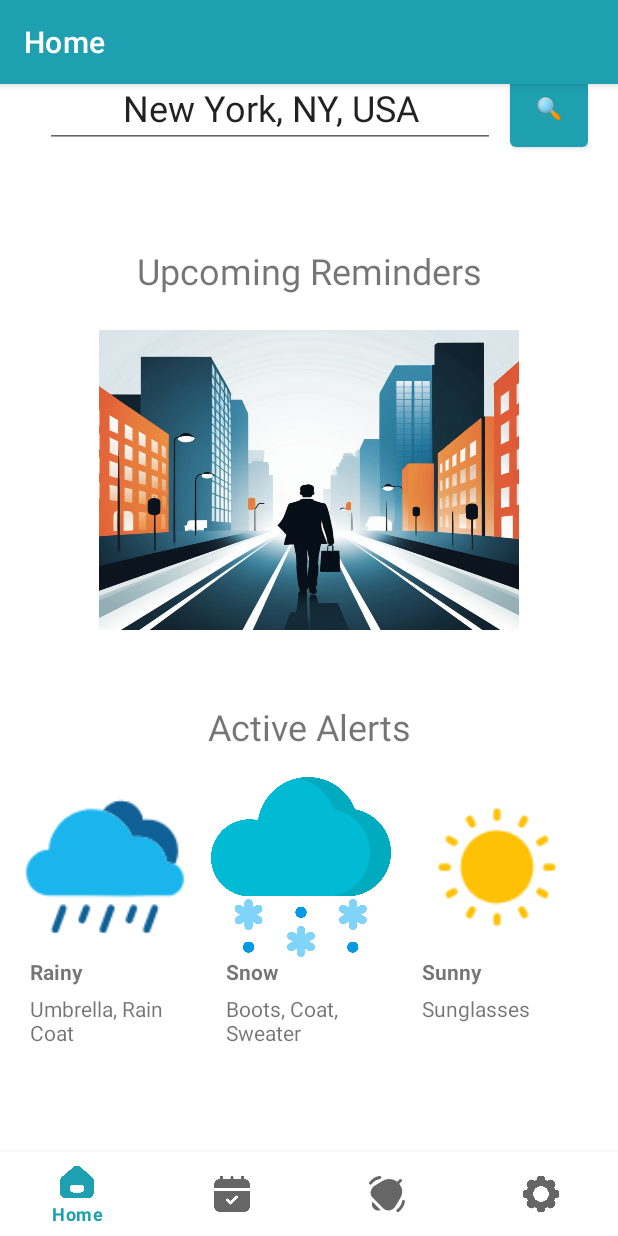
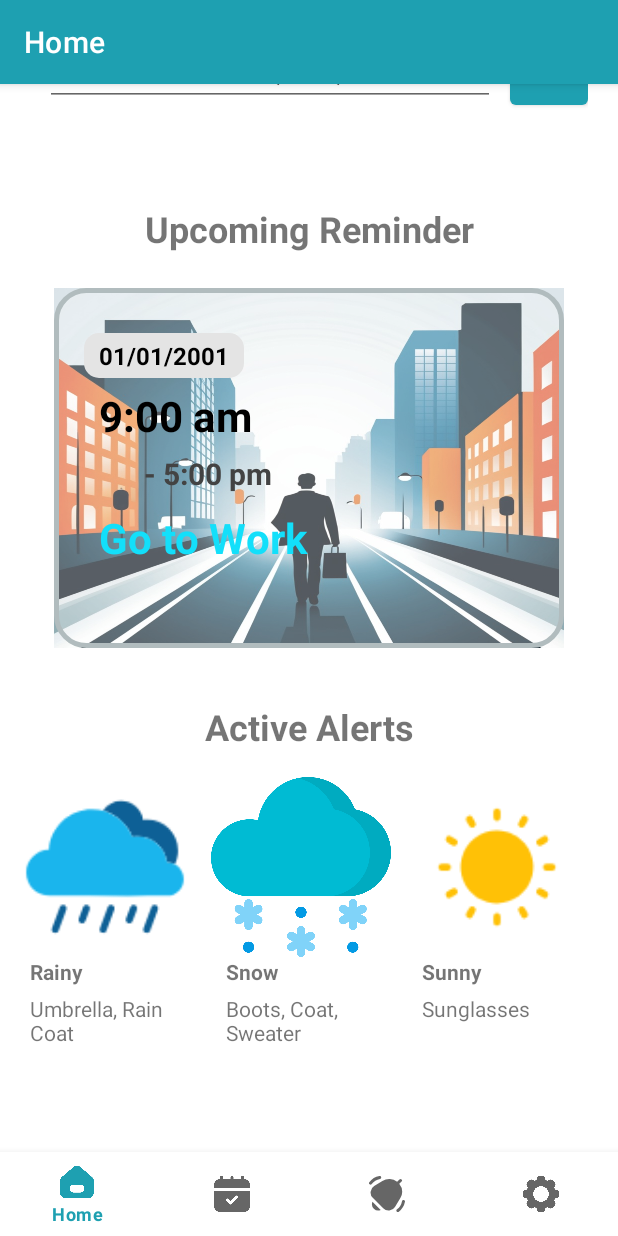
Before and after one commit to vchu22/OutGo-Alert, an Android app: the HomeFragment screen opened directly, with no data from a screen before it, on a phone screen of 412 x 824 dp. Run offline under Robolectric (Android 15) with nearby library versions, the light colour scheme and no system bars; our stand-ins replace navigation-ui.

Commit message:
update home fragment layout to use event card under upcoming reminder, adjust spacing and color

```diff
--- a/app/src/main/res/layout/event_card.xml
+++ b/app/src/main/res/layout/event_card.xml
@@ -3,11 +3,12 @@
     xmlns:android="http://schemas.android.com/apk/res/android"
     xmlns:tools="http://schemas.android.com/tools"
     android:layout_width="match_parent"
+    android:maxWidth="360sp"
     android:layout_height="wrap_content">
 
     <LinearLayout
         android:layout_width="match_parent"
-        android:layout_height="300dp"
+        android:layout_height="240sp"
         android:layout_margin="10sp"
         android:orientation="vertical"
         android:background="@drawable/card_layout_bg"
@@ -31,22 +32,22 @@
             android:id="@+id/textEventStartTime"
             android:layout_width="wrap_content"
             android:layout_height="wrap_content"
-            android:layout_marginTop="10sp"
+            android:layout_marginTop="6sp"
             android:layout_marginStart="30sp"
             android:text="9:00 am"
             android:textStyle="bold"
-            android:textSize="32sp"
+            android:textSize="28sp"
             android:textColor="@color/event_card_start_time"/>
 
         <TextView
             android:id="@+id/textEventEndTime"
             android:layout_width="wrap_content"
             android:layout_height="wrap_content"
-            android:layout_marginTop="10sp"
+            android:layout_marginTop="6sp"
             android:layout_marginStart="60sp"
             android:text="- 5:00 pm"
             android:textStyle="bold"
-            android:textSize="24sp"
+            android:textSize="20sp"
             android:textColor="@color/event_card_end_time"/>
 
         <TextView
@@ -57,7 +58,7 @@
             android:layout_marginHorizontal="30sp"
             android:text="Go to Work"
             android:textStyle="bold"
-            android:textSize="32sp"
+            android:textSize="28sp"
             android:textColor="@color/event_card_event_name"/>
     </LinearLayout>
 
--- a/app/src/main/res/layout/fragment_home.xml
+++ b/app/src/main/res/layout/fragment_home.xml
@@ -1,6 +1,5 @@
 <?xml version="1.0" encoding="utf-8"?>
 <androidx.constraintlayout.widget.ConstraintLayout xmlns:android="http://schemas.android.com/apk/res/android"
-    xmlns:app="http://schemas.android.com/apk/res-auto"
     xmlns:tools="http://schemas.android.com/tools"
     android:layout_width="match_parent"
     android:layout_height="match_parent"
@@ -21,12 +20,14 @@
                 android:orientation="vertical">
 
                 <TextView
+                    android:labelFor="@+id/edit_text_home_location"
                     android:layout_width="match_parent"
                     android:layout_height="wrap_content"
                     android:textSize="24sp"
                     android:layout_marginTop="12sp"
                     android:gravity="center"
-                    android:text="@string/title_home_my_location"/>
+                    android:text="@string/title_home_my_location"
+                    android:textStyle="bold"/>
 
                 <LinearLayout
                     android:layout_width="match_parent"
@@ -59,24 +60,19 @@
                 android:layout_height="wrap_content"
                 android:layout_marginVertical="12dp"
                 android:paddingVertical="12dp"
+                android:gravity="center"
                 android:orientation="vertical">
 
                 <TextView
                     android:layout_width="match_parent"
                     android:layout_height="32sp"
-                    android:layout_marginVertical="12sp"
+                    android:layout_marginTop="12sp"
+                    android:layout_marginBottom="24sp"
+                    android:gravity="center"
+                    android:text="@string/title_home_upcoming_reminder"
                     android:textSize="24sp"
-                    android:gravity="center"
-                    android:text="@string/title_home_upcoming_reminders"/>
-
-                <ImageView
-                    android:id="@+id/background_upcoming_reminders"
-                    android:layout_width="280dp"
-                    android:layout_height="200dp"
-                    android:layout_marginVertical="12sp"
-                    android:scaleType="fitXY"
-                    android:layout_gravity="center"
-                    android:src="@drawable/event_work" />
+                    android:textStyle="bold"/>
+                <include android:id="@+id/upcoming_reminders" layout="@layout/event_card"/>
             </LinearLayout>
             <LinearLayout
                 android:layout_width="match_parent"
@@ -90,7 +86,8 @@
                     android:textSize="24sp"
                     android:layout_marginBottom="12sp"
                     android:gravity="center"
-                    android:text="@string/title_home_active_alerts"/>
+                    android:text="@string/title_home_active_alerts"
+                    android:textStyle="bold"/>
 
                 <androidx.recyclerview.widget.RecyclerView
                     android:id="@+id/recycler_view_active_alerts"
--- a/app/src/main/res/values/colors.xml
+++ b/app/src/main/res/values/colors.xml
@@ -17,5 +17,5 @@
     <color name="event_card_label_txt">@color/black</color>
     <color name="event_card_start_time">@color/black</color>
     <color name="event_card_end_time">#434343</color>
-    <color name="event_card_event_name">#3AE8FF</color>
+    <color name="event_card_event_name">#13DFFA</color>
 </resources>
--- a/app/src/main/res/values/strings.xml
+++ b/app/src/main/res/values/strings.xml
@@ -19,6 +19,6 @@
 
     <!-- Text on Home tab-->
     <string name="title_home_my_location">My Location</string>
-    <string name="title_home_upcoming_reminders">Upcoming Reminders</string>
+    <string name="title_home_upcoming_reminder">Upcoming Reminder</string>
     <string name="title_home_active_alerts">Active Alerts</string>
 </resources>
```
